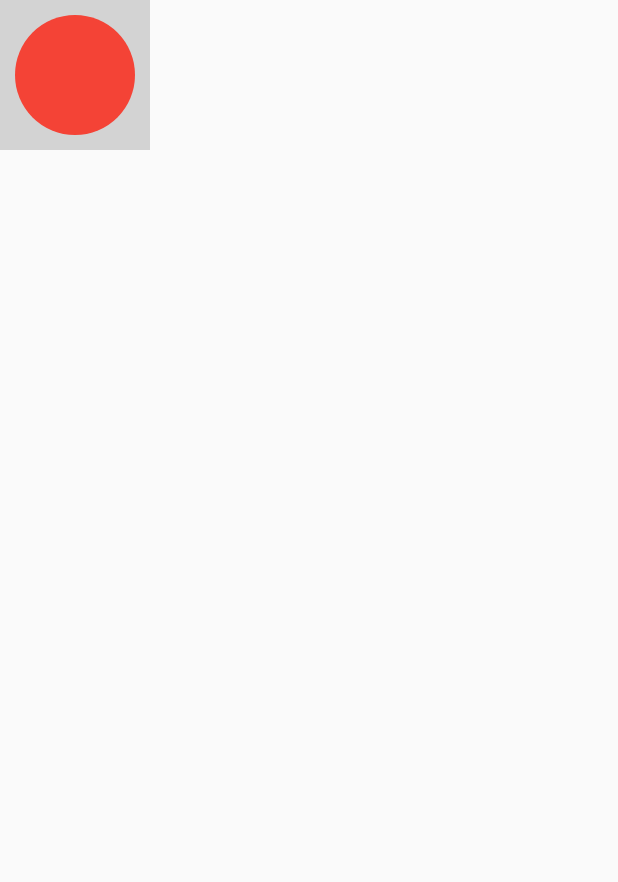
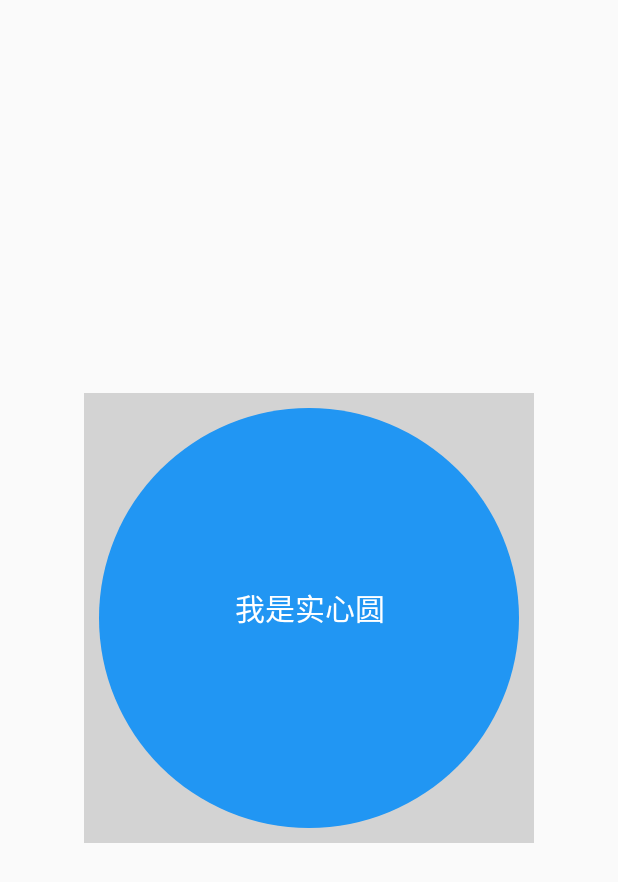
Before and after one commit to Kingcool759/DiyView, an Android app: the Show0 screen opened directly, with no data from a screen before it, on a phone screen of 412 x 824 dp. Shown: the top 882 px of the screen. Run offline under Robolectric (Android 15) with nearby library versions, the phone set to English and light mode, and no system bars; libraries missing offline, so code that uses them is left out: com.alibaba.android.

Commit message:
自定义View系列：实心圆实现

```diff
--- a/app/src/main/AndroidManifest.xml
+++ b/app/src/main/AndroidManifest.xml
@@ -5,7 +5,7 @@
     <application
         android:name=".application.DIYViewApplication"
         android:allowBackup="true"
-        android:icon="@mipmap/ic_launcher"
+        android:icon="@mipmap/kcbyzjw"
         android:label="@string/app_name"
         android:roundIcon="@mipmap/ic_launcher_round"
         android:supportsRtl="true"
--- a/app/src/main/java/com/example/diyview/view/MyCircle.java
+++ /dev/null
@@ -1,81 +0,0 @@
-package com.example.diyview.view;
-
-import android.annotation.SuppressLint;
-import android.content.Context;
-import android.content.res.TypedArray;
-import android.graphics.Canvas;
-import android.graphics.Color;
-import android.graphics.Paint;
-import android.util.AttributeSet;
-import android.view.View;
-
-import androidx.annotation.Nullable;
-
-import com.example.diyview.R;
-
-/**
- * @data on 2020/11/11 3:32 PM
- * @auther armStrong
- * @describe 自定义实心圆
- */
-public class MyCircle extends View {
-    private Context context;
-    private Paint paint = new Paint();;
-    //圆心
-    private int center_x;
-    private int center_y;
-    //半径
-    private int r;
-    //圆的颜色
-    private int circleColor;
-    //背景色
-    private int bgColor;
-    //padding
-    private int paddingLeft;
-    private int paddingRight;
-    private int paddingTop;
-    private int paddingBottom;
-
-    public MyCircle(Context context) {
-        super(context);
-    }
-
-    public MyCircle(Context context, @Nullable AttributeSet attrs) {
-        super(context, attrs);
-        this.context=context;
-        //获取属性值
-        TypedArray typedArray = context.obtainStyledAttributes(attrs,R.styleable.MyCircle);
-        circleColor = typedArray.getColor(R.styleable.MyCircle_circle_color,Color.BLACK);
-        bgColor = typedArray.getColor(R.styleable.MyCircle_background_color,Color.WHITE);
-        //回收
-        typedArray.recycle();
-        //设置画笔
-        paint.setAntiAlias(true); //抗锯齿
-        paint.setStyle(Paint.Style.FILL); //实心圆
-        //paint.setColor(context.getResources().getColor(R.color.white)); //从绝对路径取颜色才可以，直接使用R.color.white会颜色错乱，得不到指定的颜色
-        paint.setColor(circleColor);
-        //设置padding
-        paddingTop = getPaddingTop();
-        paddingLeft = getPaddingLeft();
-        paddingRight = getPaddingRight();
-        paddingBottom = getPaddingBottom();
-    }
-
-    @Override
-    protected void onMeasure(int widthMeasureSpec, int heightMeasureSpec) {
-        super.onMeasure(widthMeasureSpec, heightMeasureSpec);
-        //获得圆心
-        center_x = getMeasuredWidth() / 2 ;
-        center_y = getMeasuredHeight() / 2 ;
-        //取小的为半径
-        r = Math.min((getMeasuredWidth()-paddingLeft-paddingRight) / 2, (getMeasuredHeight()-paddingTop-paddingBottom) / 2);
-    }
-
-    @Override
-    protected void onDraw(Canvas canvas) {
-        super.onDraw(canvas);
-        //设置画布
-        canvas.drawColor(bgColor);
-        canvas.drawCircle(center_x, center_y, r, paint);
-    }
-}
--- /dev/null
+++ b/app/src/main/java/com/example/diyview/view/SolidCircle.java
@@ -0,0 +1,141 @@
+package com.example.diyview.view;
+
+import android.content.Context;
+import android.content.res.TypedArray;
+import android.graphics.Canvas;
+import android.graphics.Color;
+import android.graphics.Paint;
+import android.graphics.Rect;
+import android.util.AttributeSet;
+import android.util.TypedValue;
+import android.view.View;
+
+import androidx.annotation.Nullable;
+
+import com.example.diyview.R;
+
+/**
+ * @data on 2020/11/11 3:32 PM
+ * @auther KC
+ * @describe 自定义实心圆
+ */
+public class SolidCircle extends View {
+    /**
+     * 文本
+     */
+    private String mCircleText;
+    /**
+     * 文本颜色
+     */
+    private int mCircleTextColor;
+    /**
+     * 文本字体大小
+     */
+    private int mCircleTextSize;
+    /**
+     * 圆的颜色
+     */
+    private int mCircleColor;
+    /**
+     * 圆的背景颜色
+     */
+    private int mCircleBackground;
+
+    //圆心
+    private int center_x;
+    private int center_y;
+    //半径
+    private int r;
+    //padding
+    private int paddingLeft;
+    private int paddingRight;
+    private int paddingTop;
+    private int paddingBottom;
+    //画笔
+    private Paint mPaint;
+    private Paint mPaint2;
+
+    //文本
+    private int text_start;
+    private int text_end;
+
+    //文字宽高
+    private Rect mBounds;
+
+    public SolidCircle(Context context) {
+        super(context);
+    }
+
+    public SolidCircle(Context context, @Nullable AttributeSet attrs) {
+        super(context, attrs);
+        /**
+         *  获取我们所定义的自定义样式属性
+         */
+
+        TypedArray a = context.obtainStyledAttributes(attrs, R.styleable.SolidCircle);
+        int n = a.getIndexCount();
+        for (int i = 0; i < n; i++) {
+            int attr = a.getIndex(i);
+            switch (attr) {
+                case R.styleable.SolidCircle_circle_color:  //圆的颜色，默认设置黑色
+                    mCircleColor = a.getColor(attr, Color.BLACK);
+                    break;
+                case R.styleable.SolidCircle_circle_backgroud:  //背景颜色，默认设置白色
+                    mCircleBackground = a.getColor(attr, Color.WHITE);
+                    break;
+                case R.styleable.SolidCircle_circle_text: //文本
+                    mCircleText = a.getString(attr);
+                    break;
+                case R.styleable.SolidCircle_circle_textColor:  //字体颜色，默认设置绿色
+                    mCircleTextColor = a.getColor(attr, Color.GREEN);
+                    break;
+                case R.styleable.SolidCircle_circle_textSize:  //字体大小，默认设置16sp
+                    mCircleTextSize = a.getDimensionPixelSize(attr, (int) TypedValue.applyDimension(
+                            TypedValue.COMPLEX_UNIT_SP, 16, getResources().getDisplayMetrics()));
+                    break;
+            }
+        }
+
+
+        //回收
+        a.recycle();
+        //设置画笔
+        mPaint = new Paint();
+        mPaint2 = new Paint();  //画圆字体
+        mPaint.setAntiAlias(true); //抗锯齿
+        mPaint.setStyle(Paint.Style.FILL); //实心圆
+        //mPaint.setColor(context.getResources().getColor(R.color.white)); //从绝对路径取颜色才可以，直接使用R.color.white会颜色错乱，得不到指定的颜色
+        mPaint.setColor(mCircleColor);
+        //设置padding
+        paddingTop = getPaddingTop();
+        paddingLeft = getPaddingLeft();
+        paddingRight = getPaddingRight();
+        paddingBottom = getPaddingBottom();
+
+        //测量文字的宽高
+        mBounds = new Rect();
+        //改颜色，画字体
+        mPaint2.setTextSize(mCircleTextSize);
+        mPaint2.getTextBounds(mCircleText, 0, mCircleText.length(), mBounds); //必须设置在TextSize之后，否则字体不一定为居中，因为要根据字体大小测量字体的宽高！！！
+        mPaint2.setColor(mCircleTextColor);
+    }
+
+    @Override
+    protected void onMeasure(int widthMeasureSpec, int heightMeasureSpec) {
+        super.onMeasure(widthMeasureSpec, heightMeasureSpec);
+        //获得圆心
+        center_x = getMeasuredWidth() / 2;
+        center_y = getMeasuredHeight() / 2;
+        //取小的为半径
+        r = Math.min((getMeasuredWidth() - paddingLeft - paddingRight) / 2, (getMeasuredHeight() - paddingTop - paddingBottom) / 2);
+    }
+
+    @Override
+    protected void onDraw(Canvas canvas) {
+        super.onDraw(canvas);
+        //设置画布
+        canvas.drawColor(mCircleBackground);
+        canvas.drawCircle(center_x, center_y, r, mPaint);
+        canvas.drawText(mCircleText, center_x - mBounds.right / 2, center_y + mBounds.bottom / 2, mPaint2);
+    }
+}
--- a/app/src/main/res/layout/activity_show0.xml
+++ b/app/src/main/res/layout/activity_show0.xml
@@ -7,12 +7,19 @@
     tools:context=".show.Show0"
     tools:ignore="MissingConstraints">
 
-    <com.example.diyview.view.MyCircle
-        android:layout_margin="5dp"
-        android:layout_width="100dp"
+    <!--自定义系列1：自定义实心圆+自定义属性-->
+    <com.example.diyview.view.SolidCircle
+        android:layout_width="300dp"
+        android:layout_height="300dp"
         android:padding="10dp"
-        app:background_color="@color/gray"
-        app:circle_color="@color/orange"
-        android:layout_height="100dp" />
+        app:circle_backgroud="@color/gray"
+        app:circle_color="@color/blue"
+        app:circle_text="我是实心圆"
+        app:circle_textColor="@color/white"
+        app:circle_textSize="20sp"
+        app:layout_constraintBottom_toBottomOf="parent"
+        app:layout_constraintLeft_toLeftOf="parent"
+        app:layout_constraintRight_toRightOf="parent"
+        app:layout_constraintTop_toTopOf="parent" />
 
 </androidx.constraintlayout.widget.ConstraintLayout>
--- a/app/src/main/res/values/styles.xml
+++ b/app/src/main/res/values/styles.xml
@@ -7,8 +7,14 @@
         <item name="colorAccent">@color/colorAccent</item>
     </style>
 
-    <declare-styleable name="MyCircle">
+    <!--自定义系列1：实心圆-->
+    <declare-styleable name="SolidCircle">
+        <attr name="circle_text" format="string" />
+        <attr name="circle_textSize" format="dimension" />
+        <attr name="circle_textColor" format="color" />
         <attr name="circle_color" format="color"/>
-        <attr name="background_color" format="color"/>
+        <attr name="circle_padding" format="integer" />
+        <attr name="circle_magin" format="integer" />
+        <attr name="circle_backgroud" format="color" />
     </declare-styleable>
 </resources>
```
Also changed, not shown: app/src/main/res/mipmap-xxhdpi/kcbyzjw.png (added).
